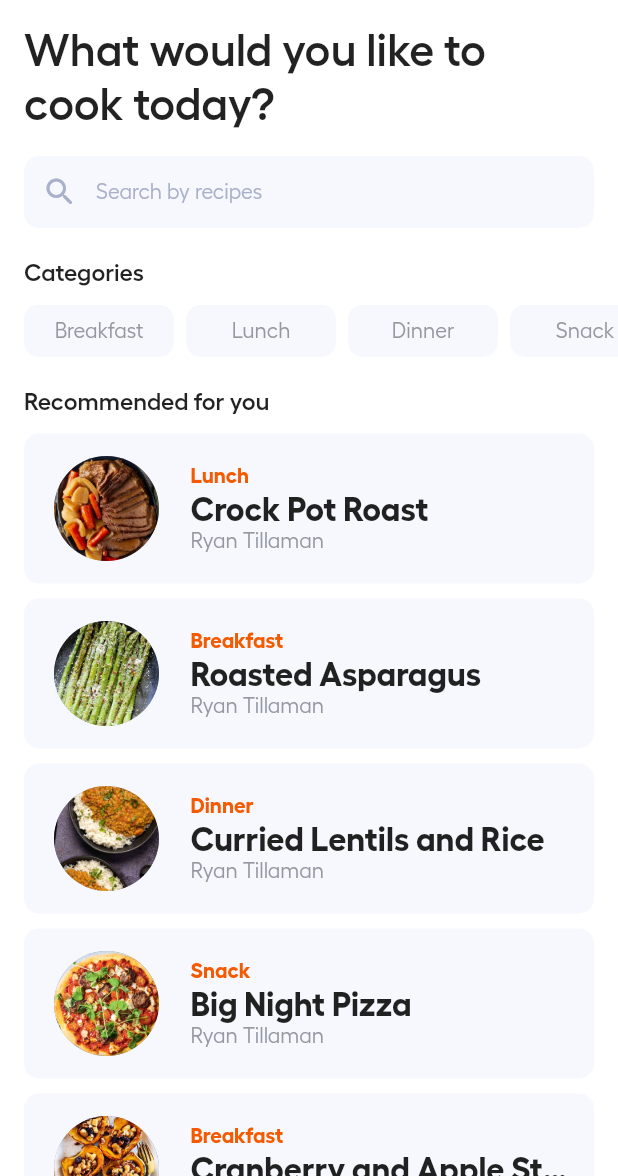
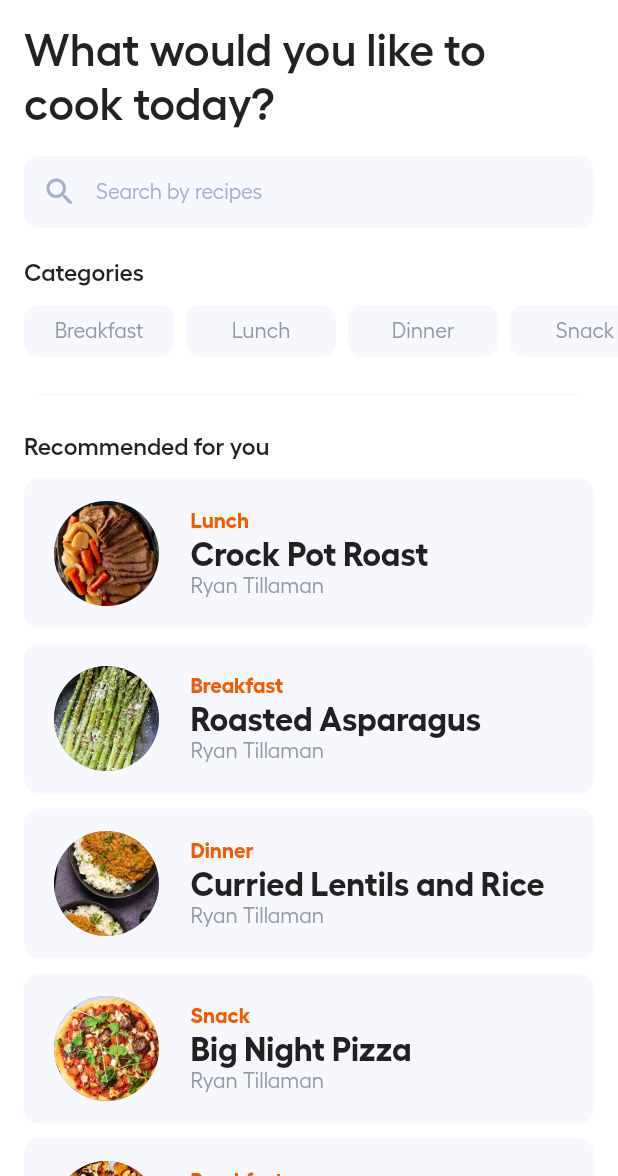
Before and after one commit to yell66w/cookbook, a Flutter app: the screen it shows after launch, on a phone screen of 412 x 824 dp, the part 60-1236 px from its top. Run offline on Flutter 3.47's test engine with Material 2 defaults, Android fonts, the phone set to English and light mode, and no system bars; our stand-ins replace cached_network_image.

Commit message:
added divider

```diff
--- a/lib/main.dart
+++ b/lib/main.dart
@@ -77,6 +77,16 @@ class HomePage extends StatelessWidget {
               const SizedBox(
                 height: 20,
               ),
+              Divider(
+                height: 10,
+                thickness: 1,
+                indent: 25,
+                endIndent: 25,
+                color: Theme.of(context).splashColor,
+              ),
+              const SizedBox(
+                height: 20,
+              ),
               Column(
                 mainAxisAlignment: MainAxisAlignment.start,
                 crossAxisAlignment: CrossAxisAlignment.start,
```
